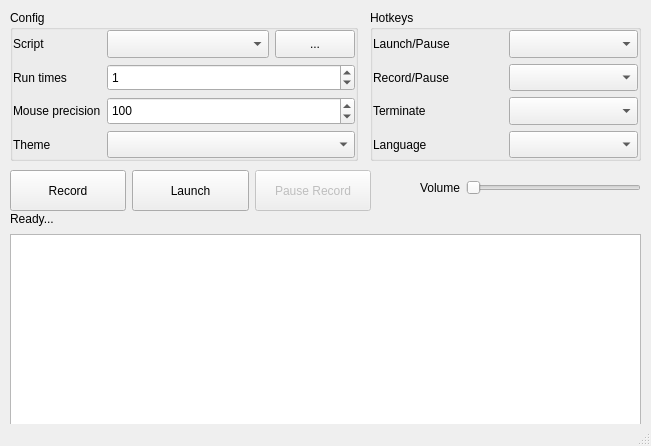
Above: UIView.ui from taojy123/KeymouseGo before the change. Below: the same form after it.
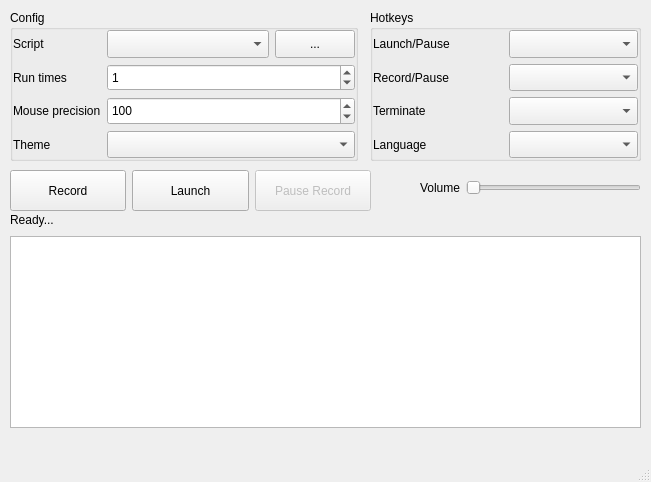
That is the form after the change. Icons and pictures are not drawn.

What changed in the file:
```diff
--- a/UIView.ui
+++ b/UIView.ui
@@ -7,7 +7,7 @@
     <x>0</x>
     <y>0</y>
     <width>651</width>
-    <height>446</height>
+    <height>482</height>
    </rect>
   </property>
   <property name="windowTitle">
@@ -176,7 +176,7 @@
       <x>10</x>
       <y>210</y>
       <width>631</width>
-      <height>216</height>
+      <height>218</height>
      </rect>
     </property>
     <layout class="QVBoxLayout" name="verticalLayout">
```
Left out of the diff: 6 changed lines with no effect on the pictures.
